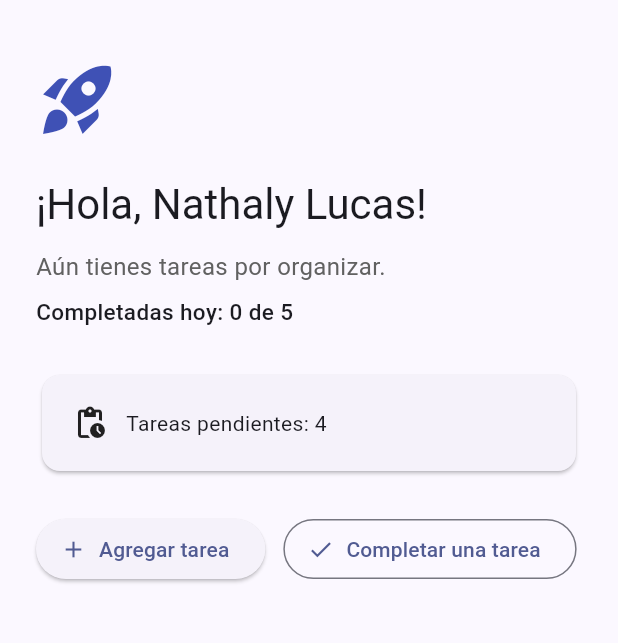
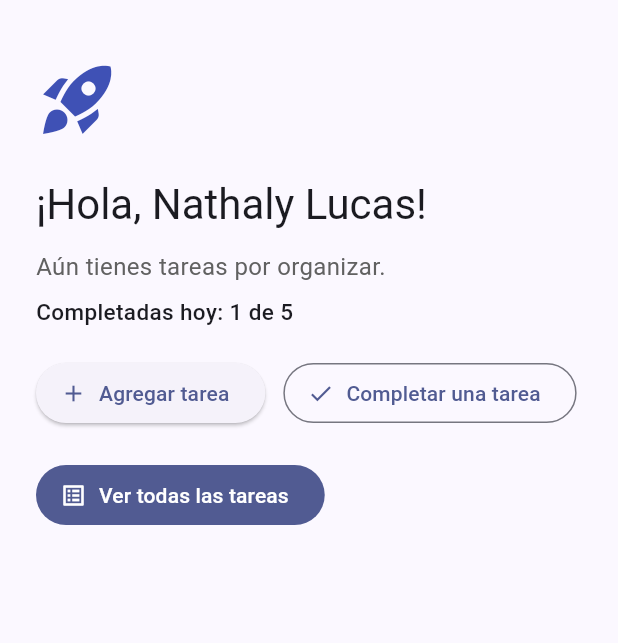
Before and after one commit to NathalyLucas11/taskflow, a Flutter app: the screen it shows after launch, after a tap on "Agregar tarea", on a phone screen of 412 x 824 dp, the part 63-706 px from its top. Run offline on Flutter 3.47's test engine with Material 3 defaults, Android fonts, the phone set to English and light mode, and no system bars.

Commit message:
feat: mostrar listado local de tareas

```diff
--- a/lib/main.dart
+++ b/lib/main.dart
@@ -1,4 +1,59 @@
 import 'package:flutter/material.dart';
+
+// 1. Modelo de datos Task y lista demoTasks
+class Task {
+  const Task({
+    required this.id,
+    required this.title,
+    required this.description,
+    required this.priority,
+    required this.isCompleted,
+  });
+
+  final int id;
+  final String title;
+  final String description;
+  final String priority;
+  final bool isCompleted;
+}
+
+final List<Task> demoTasks = [
+  const Task(
+    id: 1,
+    title: 'Leer documentación',
+    description: 'Revisar ListView.builder',
+    priority: 'Alta',
+    isCompleted: false,
+  ),
+  const Task(
+    id: 2,
+    title: 'Diseñar la pantalla',
+    description: 'Definir la tarjeta de tarea',
+    priority: 'Media',
+    isCompleted: false,
+  ),
+  const Task(
+    id: 3,
+    title: 'Preparar evidencia',
+    description: 'Tomar captura del avance',
+    priority: 'Baja',
+    isCompleted: true,
+  ),
+  const Task(
+    id: 4,
+    title: 'Organizar el backlog',
+    description: 'Priorizar pendientes',
+    priority: 'Alta',
+    isCompleted: false,
+  ),
+  const Task(
+    id: 5,
+    title: 'Revisar código',
+    description: 'Ejecutar flutter analyze',
+    priority: 'Media',
+    isCompleted: false,
+  ),
+];
 
 void main() {
   runApp(const TaskFlowApp());
@@ -29,31 +84,41 @@ class WelcomeScreen extends StatefulWidget {
 }
 
 class _WelcomeScreenState extends State<WelcomeScreen> {
-  // Datos del estudiante y estado de las tareas
   final String studentName = 'Nathaly Lucas';
-  int pendingTasks = 3;
+  static const dailyGoal = 5;
 
-  // 1. Nuevas variables agregadas según la guía
-  static const dailyGoal = 5;
-  int completedTasks = 0;
+  List<Task> tasks = List.from(demoTasks);
+
+  int get pendingTasks => tasks.where((t) => !t.isCompleted).length;
+  int get completedTasks => tasks.where((t) => t.isCompleted).length;
 
   void _completeTask() {
-    if (pendingTasks == 0) {
-      return;
+    final index = tasks.indexWhere((t) => !t.isCompleted);
+    if (index != -1) {
+      setState(() {
+        tasks[index] = Task(
+          id: tasks[index].id,
+          title: tasks[index].title,
+          description: tasks[index].description,
+          priority: tasks[index].priority,
+          isCompleted: true,
+        );
+      });
     }
-
-    // 2. setState actualizado con la lógica del objetivo diario
-    setState(() {
-      pendingTasks--;
-      if (completedTasks < dailyGoal) {
-        completedTasks++;
-      }
-    });
   }
 
   void _addTask() {
     setState(() {
-      pendingTasks++;
+      final newId = tasks.isEmpty ? 1 : tasks.last.id + 1;
+      tasks.add(
+        Task(
+          id: newId,
+          title: 'Nueva tarea #$newId',
+          description: 'Descripción autogenerada',
+          priority: 'Media',
+          isCompleted: false,
+        ),
+      );
     });
   }
 
@@ -82,25 +147,13 @@ class _WelcomeScreenState extends State<WelcomeScreen> {
               style: TextStyle(fontSize: 16, color: Colors.grey[700]),
             ),
             const SizedBox(height: 8),
-            // 3. Nuevo texto para mostrar las tareas completadas vs la meta
             Text(
               'Completadas hoy: $completedTasks de $dailyGoal',
               style: const TextStyle(fontSize: 15, fontWeight: FontWeight.w500),
             ),
-            const SizedBox(height: 28),
-            Card(
-              child: Padding(
-                padding: const EdgeInsets.all(20),
-                child: Row(
-                  children: [
-                    const Icon(Icons.pending_actions),
-                    const SizedBox(width: 12),
-                    Text('Tareas pendientes: $pendingTasks'),
-                  ],
-                ),
-              ),
-            ),
-            const SizedBox(height: 24),
+            const SizedBox(height: 20),
+
+            // Botones de acción principales
             Wrap(
               spacing: 12,
               runSpacing: 12,
@@ -117,9 +170,66 @@ class _WelcomeScreenState extends State<WelcomeScreen> {
                 ),
               ],
             ),
+            const SizedBox(height: 20),
+
+            // 2. Nuevo botón para navegar a la pantalla "TaskListScreen"
+            FilledButton.icon(
+              onPressed: () {
+                Navigator.push(
+                  context,
+                  MaterialPageRoute(
+                    builder: (context) => const TaskListScreen(),
+                  ),
+                );
+              },
+              icon: const Icon(Icons.list_alt),
+              label: const Text('Ver todas las tareas'),
+            ),
           ],
         ),
       ),
     );
   }
 }
+
+// 3. Tu nueva pantalla TaskListScreen agregada
+class TaskListScreen extends StatelessWidget {
+  const TaskListScreen({super.key});
+
+  @override
+  Widget build(BuildContext context) {
+    return Scaffold(
+      appBar: AppBar(title: const Text('Mis tareas')),
+      body: ListView.builder(
+        padding: const EdgeInsets.all(16),
+        itemCount: demoTasks.length,
+        itemBuilder: (context, index) {
+          final task = demoTasks[index];
+          return TaskCard(task: task);
+        },
+      ),
+    );
+  }
+}
+
+// 4. Tu componente TaskCard
+class TaskCard extends StatelessWidget {
+  const TaskCard({super.key, required this.task});
+
+  final Task task;
+
+  @override
+  Widget build(BuildContext context) {
+    return Card(
+      child: ListTile(
+        leading: Icon(
+          task.isCompleted ? Icons.check_circle : Icons.radio_button_unchecked,
+          color: task.isCompleted ? Colors.green : null,
+        ),
+        title: Text(task.title),
+        subtitle: Text('${task.priority} · ${task.description}'),
+        trailing: const Icon(Icons.chevron_right),
+      ),
+    );
+  }
+}
```
